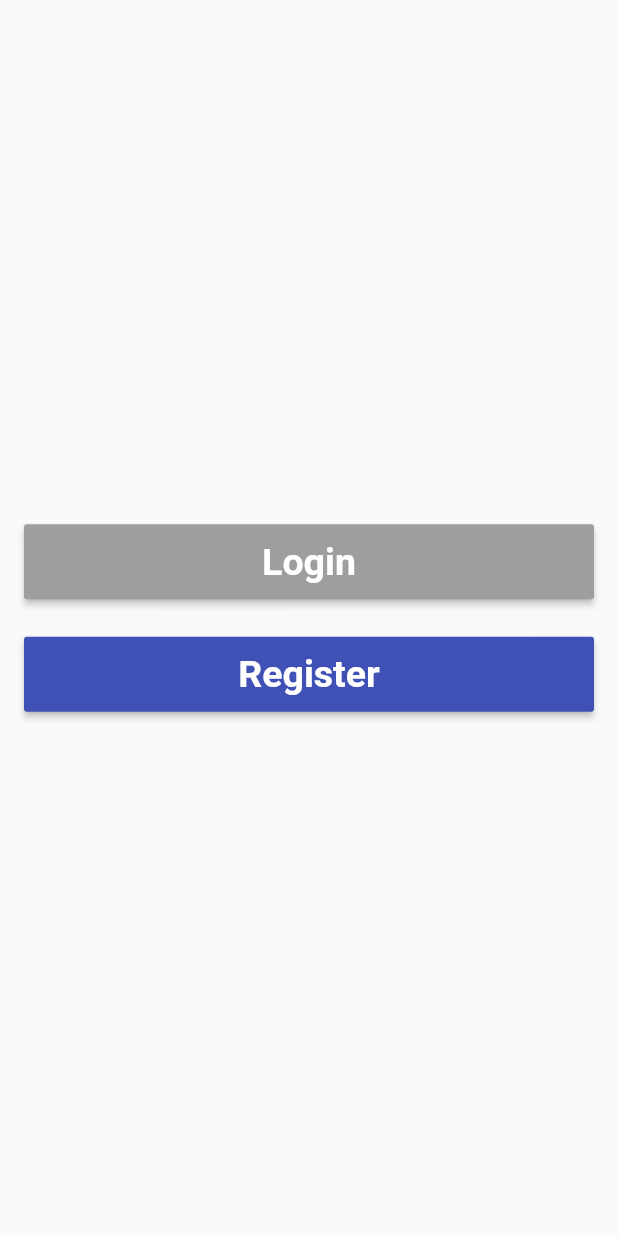
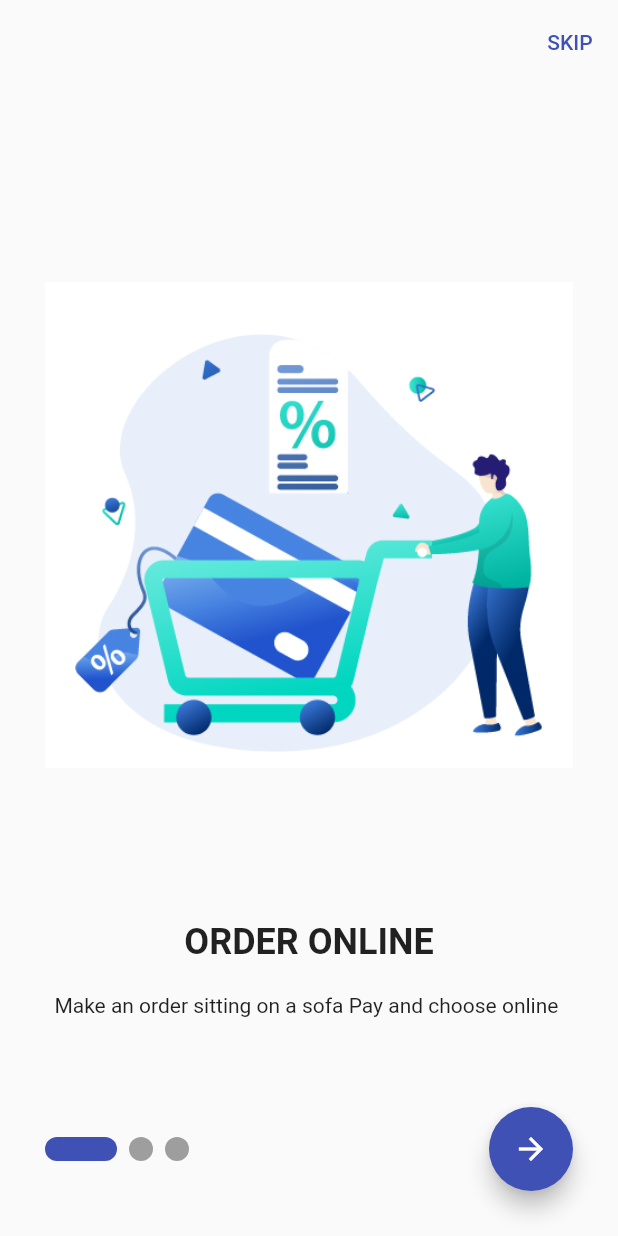
Before and after one commit to AlaaBashar/shopapp, a Flutter app: the screen it shows after launch, on a phone screen of 412 x 824 dp. Run offline on Flutter 3.47's test engine with Material 2 defaults, Android fonts, the phone set to English and light mode, and no system bars; drawn by our look-alikes of smooth_page_indicator; our stand-ins replace dio, equatable, flutter_bloc, fluttertoast.

Commit message:
Create on boarding screen

```diff
--- /dev/null
+++ b/lib/bloc/api_bloc/api_events.dart
@@ -0,0 +1,26 @@
+import 'package:equatable/equatable.dart';
+import 'package:flutter/cupertino.dart';
+
+abstract class ApiEvents extends Equatable {
+  @override
+  // TODO: implement props
+  List<Object?> get props => [];
+}
+
+class LoginEvent extends ApiEvents {
+  final BuildContext context;
+  final String path;
+  final String email;
+  final String password;
+
+  LoginEvent({
+    required this.context,
+    required this.path,
+    required this.email,
+    required this.password,
+  });
+}
+
+class SignOutEvent extends ApiEvents {}
+
+class SignUpEvent extends ApiEvents {}
--- /dev/null
+++ b/lib/bloc/api_bloc/api_states.dart
@@ -0,0 +1,27 @@
+import 'package:equatable/equatable.dart';
+
+import '../../export_feature.dart';
+
+abstract class ApiStates extends Equatable {
+  @override
+  // TODO: implement props
+  List<Object?> get props => [];
+}
+
+class InitialState extends ApiStates {}
+
+class LoginSuccessState extends ApiStates {
+  final UserModel loginModel;
+
+  LoginSuccessState({
+    required this.loginModel,
+  });
+}
+
+class ErrorState extends ApiStates {
+  final String message;
+
+  ErrorState({required this.message});
+}
+
+class LoadingState extends ApiStates {}
--- a/lib/main.dart
+++ b/lib/main.dart
@@ -1,10 +1,17 @@
 import 'package:flutter/material.dart';
+import 'package:flutter_bloc/flutter_bloc.dart';
 import 'package:shopapp/network/api.dart';
 import '../../export_feature.dart';
 
-
 void main() {
   DioHelper.init();
+  BlocOverrides.runZoned(
+    () {
+      // Use cubits...
+      ApiBloc(InitialState());
+    },
+    blocObserver: MyBlocObserver(),
+  );
   runApp(const MyApp());
 }
 
@@ -14,13 +21,21 @@ class MyApp extends StatelessWidget {
   // This widget is the root of your application.
   @override
   Widget build(BuildContext context) {
-    return MaterialApp(
-      debugShowCheckedModeBanner: false,
-      title: 'Flutter Demo',
-      theme: ThemeData(
-          primarySwatch: Colors.blue,
-          appBarTheme: const AppBarTheme(color: Colors.amber)),
-      home: const HomeScreen(),
+    return MultiBlocProvider(
+      providers: [
+        BlocProvider<ApiBloc>(
+          create: (context) => ApiBloc(InitialState()),
+        ),
+      ],
+      child: MaterialApp(
+        debugShowCheckedModeBanner: false,
+        title: 'Flutter Demo',
+        theme: ThemeData(
+            floatingActionButtonTheme: const FloatingActionButtonThemeData(
+                backgroundColor: Colors.indigo),
+            appBarTheme: const AppBarTheme(color: Colors.transparent,elevation: 0.0)),
+        home: OnBoardingScreen(),
+      ),
     );
   }
 }
--- a/lib/network/api.dart
+++ b/lib/network/api.dart
@@ -4,7 +4,7 @@ class DioHelper {
   static Dio? dio;
 
   static init() {
-    dio =Dio(
+    dio = Dio(
       BaseOptions(
         baseUrl: 'https://student.valuxapps.com/api/',
         receiveDataWhenStatusError: true,
--- /dev/null
+++ b/lib/screens/on_boarding_screen.dart
@@ -0,0 +1,132 @@
+import 'package:flutter/material.dart';
+import 'package:smooth_page_indicator/smooth_page_indicator.dart';
+import '../../export_feature.dart';
+
+class OnBoardingItem {
+  final String? image;
+  final String? title;
+  final String? body;
+
+  OnBoardingItem({
+    @required this.image,
+    @required this.title,
+    @required this.body,
+  });
+}
+
+class OnBoardingScreen extends StatefulWidget {
+  @override
+  State<OnBoardingScreen> createState() => _OnBoardingScreenState();
+}
+
+class _OnBoardingScreenState extends State<OnBoardingScreen> {
+  var boardController = PageController();
+  List<OnBoardingItem> boardingItem = [
+    OnBoardingItem(
+      image: ImageHelper.pageViewOne,
+      title: 'ORDER ONLINE',
+      body: 'Make an order sitting on a sofa Pay and choose online ',
+    ),
+    OnBoardingItem(
+      image: ImageHelper.pageViewTow,
+      title: 'MOBILE PAYMENTS',
+      body:
+          'Download our shopping application and buy using your smartphone or laptop',
+    ),
+    OnBoardingItem(
+      image: ImageHelper.pageViewThree,
+      title: 'DELIVERY SERVICE',
+      body: 'Modern delivering technologies Shipping to the porch of you apartments',
+    ),
+  ];
+  bool isDone = false;
+
+  @override
+  Widget build(BuildContext context) {
+    return Scaffold(
+      appBar: AppBar(
+
+        actions: [
+          TextButton(
+            onPressed: () => openNewPage(context, const LoginScreen(),popPreviousPages: true),
+            child: const Text('SKIP',style: TextStyle(color: Colors.indigo),),
+          ),
+        ],
+      ),
+      body: Padding(
+        padding: const EdgeInsets.all(30.0),
+        child: Column(
+          crossAxisAlignment: CrossAxisAlignment.center,
+          children: [
+            Expanded(
+
+              child: PageView.builder(
+                controller: boardController,
+                onPageChanged: (int index) {
+                  if (index == boardingItem.length - 1) {
+                    setState(() {
+                      isDone = true;
+                    });
+                  } else {
+                    setState(() {
+                      isDone = false;
+                    });
+                  }
+                },
+                allowImplicitScrolling: true,
+                physics: const BouncingScrollPhysics(),
+                itemCount: boardingItem.length,
+                itemBuilder: (context, index) =>
+                    buildBoardingItem(boardingItem[index]),
+              ),
+            ),
+            const SizedBox(height: 40.0),
+            Row(
+
+              children: [
+                SmoothPageIndicator(
+                  controller: boardController,
+                  count: boardingItem.length,
+                  effect: const ExpandingDotsEffect(),
+                ),
+                const Spacer(
+                  flex: 1,
+                ),
+                FloatingActionButton(
+                  onPressed: () {
+                    if (!isDone) {
+                      boardController.nextPage(
+                          duration: const Duration(milliseconds: 700),
+                          curve: Curves.fastLinearToSlowEaseIn);
+                    } else {
+                      openNewPage(context, const LoginScreen(),popPreviousPages: true);
+                    }
+                  },
+                  child: const Icon(Icons.arrow_forward_outlined),
+                )
+              ],
+            )
+          ],
+        ),
+      ),
+    );
+  }
+
+  Widget buildBoardingItem(OnBoardingItem item) => Column(
+        crossAxisAlignment: CrossAxisAlignment.center,
+        children: [
+          Expanded(
+            child: Image.asset('${item.image}'),
+          ),
+          Text(
+            '${item.title}',
+            style: const TextStyle(fontSize: 24.0, fontWeight: FontWeight.bold),
+          ),
+          const SizedBox(height: 20.0),
+          Text(
+            '${item.body}',
+          ),
+          const SizedBox(height: 20.0),
+        ],
+      );
+}
--- /dev/null
+++ b/lib/utils/image_helper.dart
@@ -0,0 +1,11 @@
+class ImageHelper{
+
+  /// On Boarding Icons
+  static const String _rootPathOfIcon = 'assets/on_boarding_icon/';
+  static const String pageViewOne = _rootPathOfIcon + 'ic_page_one.png';
+  static const String pageViewTow = _rootPathOfIcon + 'ic_page_tow.png';
+  static const String pageViewThree = _rootPathOfIcon + 'ic_page_three.png';
+
+
+
+}
```
Also changed, not shown: lib/bloc/api_bloc/api_bloc.dart (added, +60 -0 lines), lib/export_feature.dart (+9 -0 lines), lib/models/user_model.dart (+11 -0 lines), lib/screens/login_screen.dart (+28 -29 lines), lib/utils/util.dart (+40 -1 lines), pubspec.yaml (+5 -3 lines), assets/on_boarding_icon/ic_page_four.png (added), assets/on_boarding_icon/ic_page_one.png (added), assets/on_boarding_icon/ic_page_three.png (added), assets/on_boarding_icon/ic_page_tow.png (added), pubspec.lock.
